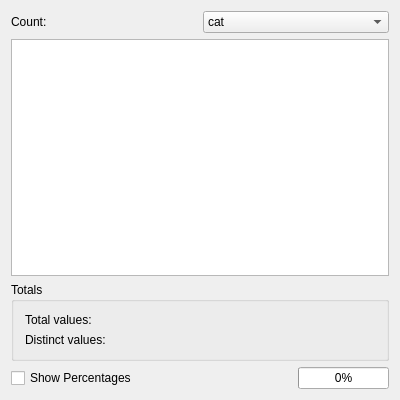
This is ui/StatisticsWindow.ui in rug-compling/dact as Qt 5 draws it before an edit. The edited form follows.
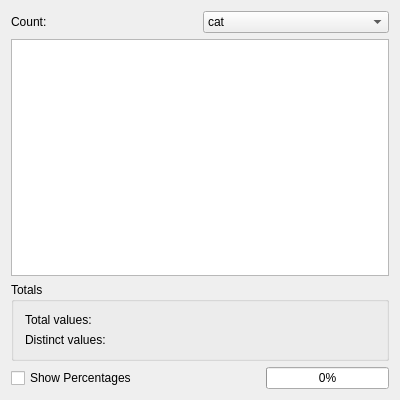
This is the edited form.

Commit message:
Make progress bars in statistics and bracketed sentences widgets expanding. #100
I did not move the progress bar on the tree tab to the bottom right corner as there is already too little room left for the tree view.

```diff
--- a/ui/StatisticsWindow.ui
+++ b/ui/StatisticsWindow.ui
@@ -167,7 +167,7 @@
         <bool>true</bool>
        </property>
        <property name="sizePolicy">
-        <sizepolicy hsizetype="Fixed" vsizetype="Fixed">
+        <sizepolicy hsizetype="Expanding" vsizetype="Fixed">
          <horstretch>0</horstretch>
          <verstretch>0</verstretch>
         </sizepolicy>
```
Left out of the diff: 3 changed lines with no effect on the pictures. The commit also changes 1 other file.
